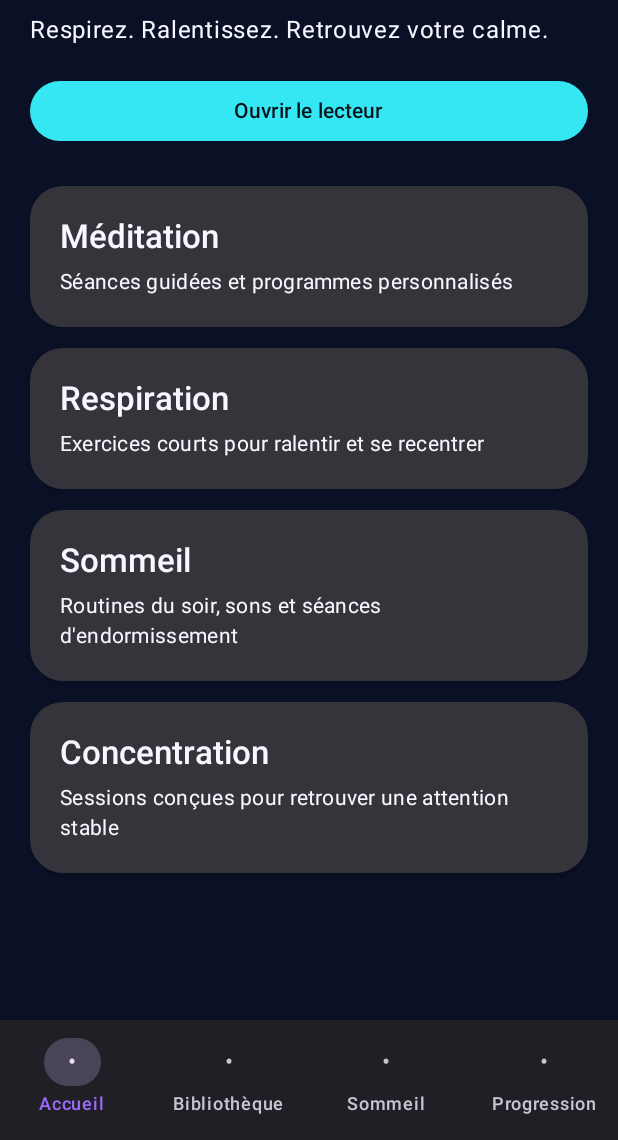
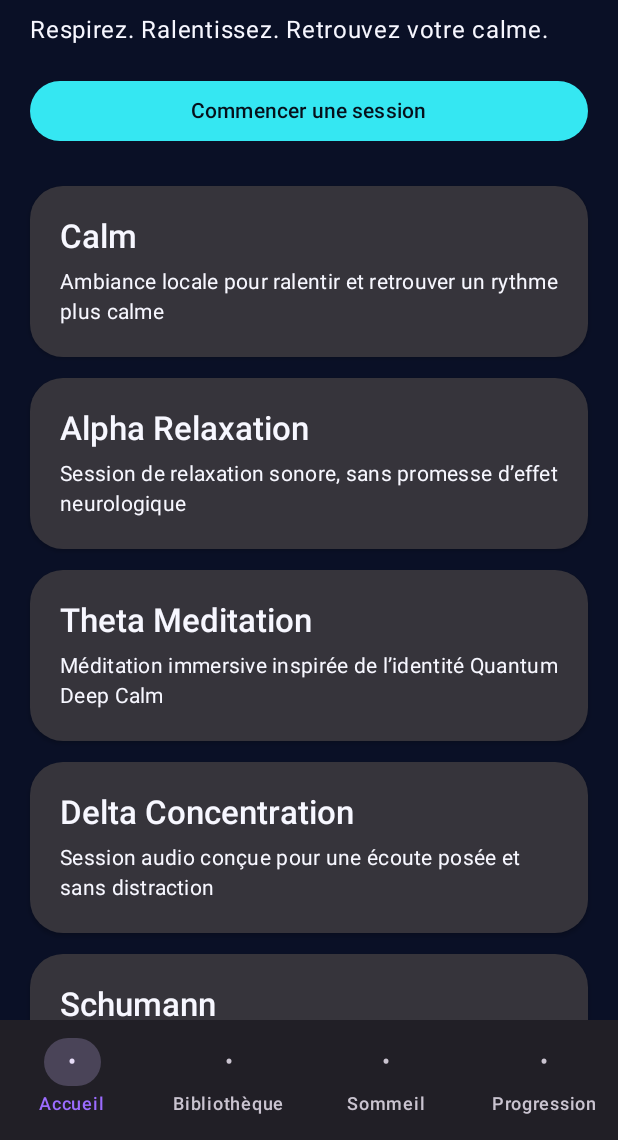
Before and after one commit to teetee971/Quantum-Deep-Calm-AI, an Android app built with Jetpack Compose: the screen it shows after launch (MainActivity), on a phone screen of 412 x 824 dp, the part 96-1236 px from its top. Run offline under Robolectric (Android 15) with nearby library versions, the light colour scheme and no system bars.

Commit message:
feat(home): align sessions with Quantum Deep Calm identity
* feat(home): align sessions with Quantum Deep Calm identity

* test(android): align smoke test with session CTA

```diff
--- a/app/src/main/java/com/quantumdeepcalm/ai/MainActivity.kt
+++ b/app/src/main/java/com/quantumdeepcalm/ai/MainActivity.kt
@@ -147,10 +147,11 @@ private fun QuantumDeepCalmApp() {
 @Composable
 private fun HomeScreen(onOpenPlayer: () -> Unit) {
     val sections = listOf(
-        CalmSection("Méditation", "Séances guidées et programmes personnalisés"),
-        CalmSection("Respiration", "Exercices courts pour ralentir et se recentrer"),
-        CalmSection("Sommeil", "Routines du soir, sons et séances d'endormissement"),
-        CalmSection("Concentration", "Sessions conçues pour retrouver une attention stable"),
+        CalmSection("Calm", "Ambiance locale pour ralentir et retrouver un rythme plus calme"),
+        CalmSection("Alpha Relaxation", "Session de relaxation sonore, sans promesse d’effet neurologique"),
+        CalmSection("Theta Meditation", "Méditation immersive inspirée de l’identité Quantum Deep Calm"),
+        CalmSection("Delta Concentration", "Session audio conçue pour une écoute posée et sans distraction"),
+        CalmSection("Schumann", "Ambiance sonore thématique ; aucune allégation thérapeutique"),
     )
 
     LazyColumn(
@@ -174,7 +175,7 @@ private fun HomeScreen(onOpenPlayer: () -> Unit) {
                 onClick = onOpenPlayer,
                 modifier = Modifier.fillMaxWidth(),
             ) {
-                Text("Ouvrir le lecteur")
+                Text("Commencer une session")
             }
             Spacer(modifier = Modifier.height(12.dp))
         }
```
Also changed, not shown: 1 other file.
